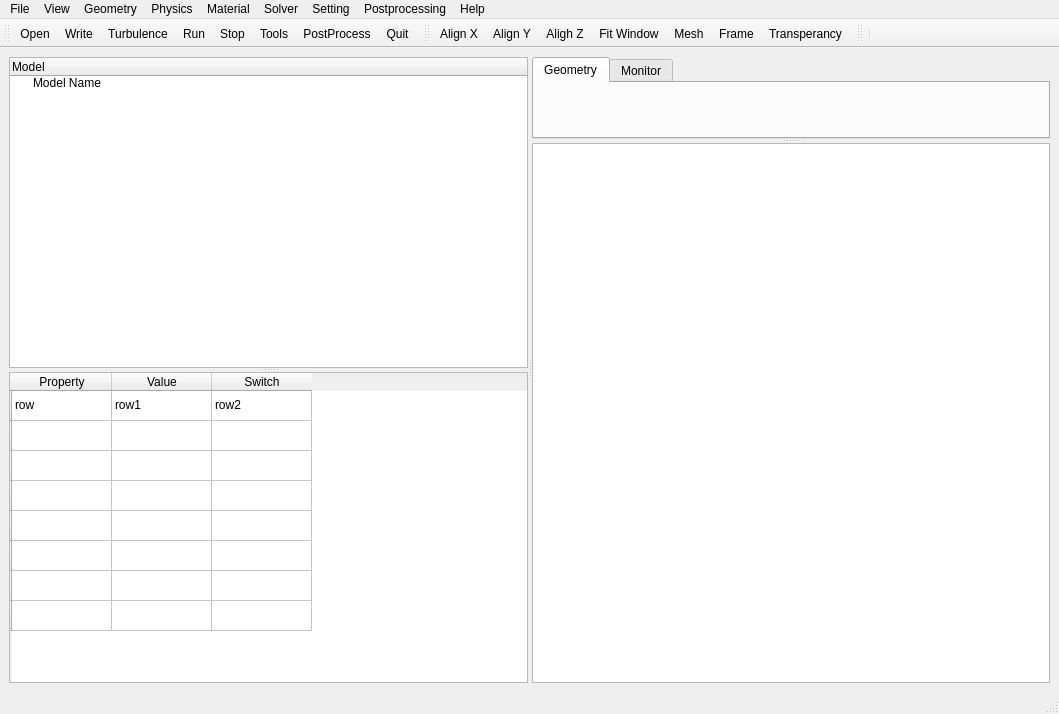
First picture: the form in PyQtVTK/ccm.ui, repository shach934/scripts, before the edit.
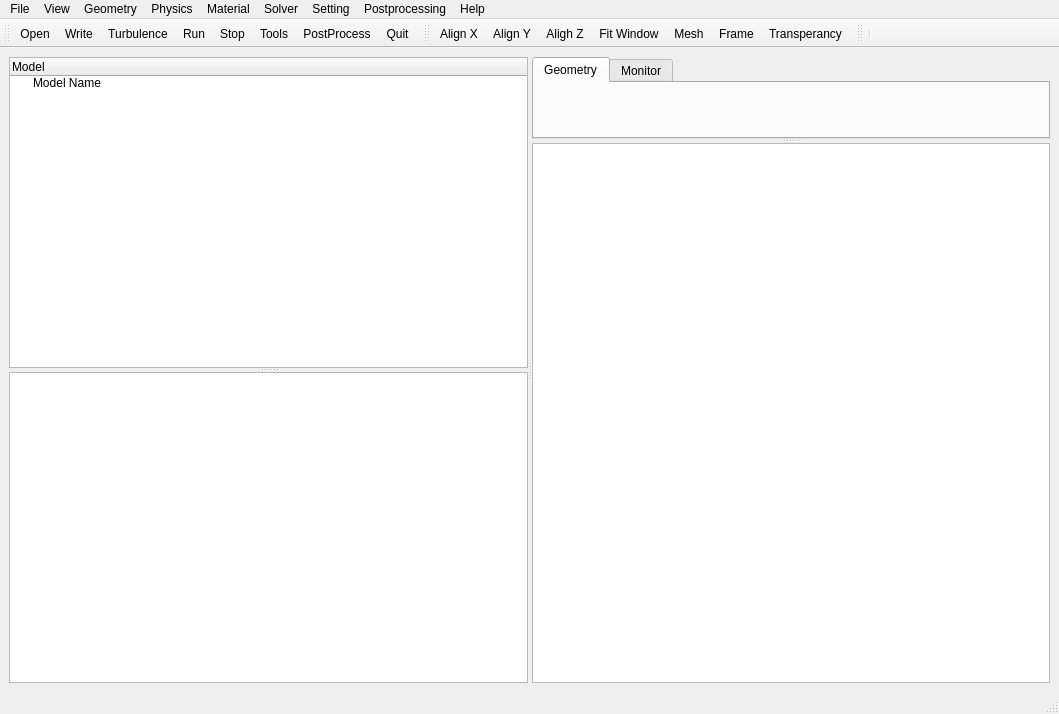
Second picture: the form after the edit. Icons and pictures are not drawn.

What changed in the file:
```diff
--- a/PyQtVTK/ccm.ui
+++ b/PyQtVTK/ccm.ui
@@ -72,76 +72,12 @@
         </item>
        </widget>
        <widget class="QTableWidget" name="properties">
-        <row>
-         <property name="text">
-          <string notr="true"/>
-         </property>
-        </row>
-        <row>
-         <property name="text">
-          <string/>
-         </property>
-        </row>
-        <row>
-         <property name="text">
-          <string/>
-         </property>
-        </row>
-        <row>
-         <property name="text">
-          <string/>
-         </property>
-        </row>
-        <row>
-         <property name="text">
-          <string/>
-         </property>
-        </row>
-        <row>
-         <property name="text">
-          <string/>
-         </property>
-        </row>
-        <row>
-         <property name="text">
-          <string/>
-         </property>
-        </row>
-        <row>
-         <property name="text">
-          <string/>
-         </property>
-        </row>
-        <column>
-         <property name="text">
-          <string notr="true">Property</string>
-         </property>
-        </column>
-        <column>
-         <property name="text">
-          <string notr="true">Value</string>
-         </property>
-        </column>
-        <column>
-         <property name="text">
-          <string notr="true">Switch</string>
-         </property>
-        </column>
-        <item row="0" column="0">
-         <property name="text">
-          <string notr="true">row</string>
-         </property>
-        </item>
-        <item row="0" column="1">
-         <property name="text">
-          <string notr="true">row1</string>
-         </property>
-        </item>
-        <item row="0" column="2">
-         <property name="text">
-          <string notr="true">row2</string>
-         </property>
-        </item>
+        <property name="sizePolicy">
+         <sizepolicy hsizetype="Preferred" vsizetype="Preferred">
+          <horstretch>0</horstretch>
+          <verstretch>0</verstretch>
+         </sizepolicy>
+        </property>
        </widget>
       </widget>
       <widget class="QSplitter" name="rightDomain">
```
